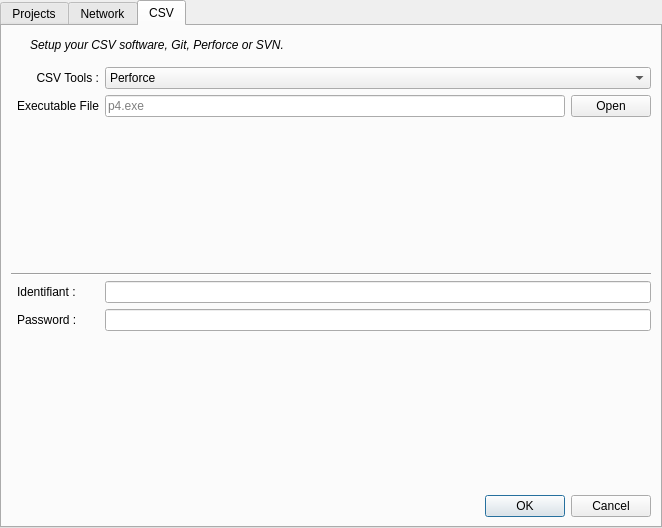
Old version of the form BatchLightUE4/Views/WindowsSetupView.ui in the repository shenyu0403/BatchBuildLightUE4.
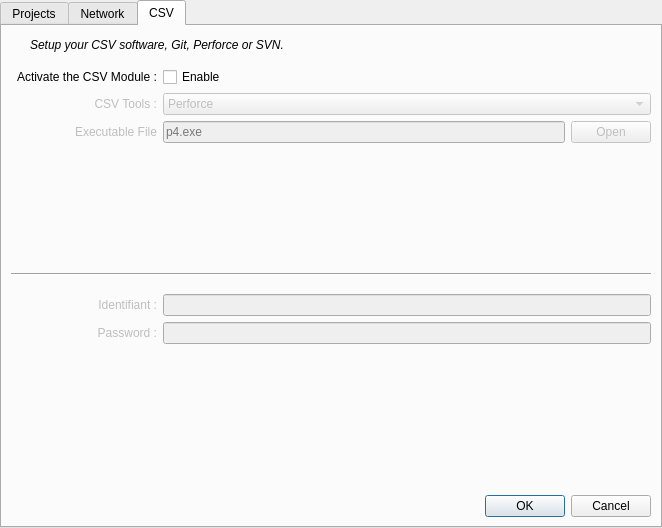
New version of the form. The open tabs and pages were chosen to show the change. Icons and pictures are not drawn.

Commit message: Update the Tab Ui ; add an option to enable/disable the CSV Tools

```diff
--- a/BatchLightUE4/Views/WindowsSetupView.ui
+++ b/BatchLightUE4/Views/WindowsSetupView.ui
@@ -404,7 +404,37 @@
     <item row="2" column="1">
      <layout class="QGridLayout" name="gridLayout">
       <item row="0" column="0">
+       <widget class="QLabel" name="label_10">
+        <property name="text">
+         <string>Activate the CSV Module :</string>
+        </property>
+       </widget>
+      </item>
+      <item row="0" column="1">
+       <widget class="QCheckBox" name="checkBox_2">
+        <property name="text">
+         <string>Enable</string>
+        </property>
+       </widget>
+      </item>
+      <item row="5" column="0">
+       <widget class="QLabel" name="label_19">
+        <property name="enabled">
+         <bool>false</bool>
+        </property>
+        <property name="text">
+         <string>Password :</string>
+        </property>
+        <property name="alignment">
+         <set>Qt::AlignRight|Qt::AlignTrailing|Qt::AlignVCenter</set>
+        </property>
+       </widget>
+      </item>
+      <item row="1" column="0">
        <widget class="QLabel" name="label_4">
+        <property name="enabled">
+         <bool>false</bool>
+        </property>
         <property name="text">
          <string>CSV Tools :</string>
         </property>
@@ -413,8 +443,31 @@
         </property>
        </widget>
       </item>
-      <item row="0" column="1">
+      <item row="4" column="1">
+       <widget class="QLineEdit" name="lineEdit_2">
+        <property name="enabled">
+         <bool>false</bool>
+        </property>
+       </widget>
+      </item>
+      <item row="4" column="0">
+       <widget class="QLabel" name="label_14">
+        <property name="enabled">
+         <bool>false</bool>
+        </property>
+        <property name="text">
+         <string>Identifiant :</string>
+        </property>
+        <property name="alignment">
+         <set>Qt::AlignRight|Qt::AlignTrailing|Qt::AlignVCenter</set>
+        </property>
+       </widget>
+      </item>
+      <item row="1" column="1">
        <widget class="QComboBox" name="comboBox">
+        <property name="enabled">
+         <bool>false</bool>
+        </property>
         <item>
          <property name="text">
           <string>Perforce</string>
@@ -432,20 +485,26 @@
         </item>
        </widget>
       </item>
-      <item row="1" column="0">
-       <widget class="QLabel" name="label_13">
-        <property name="text">
-         <string>Executable File</string>
+      <item row="6" column="1">
+       <spacer name="verticalSpacer_4">
+        <property name="orientation">
+         <enum>Qt::Vertical</enum>
         </property>
-        <property name="alignment">
-         <set>Qt::AlignRight|Qt::AlignTrailing|Qt::AlignVCenter</set>
+        <property name="sizeHint" stdset="0">
+         <size>
+          <width>20</width>
+          <height>40</height>
+         </size>
         </property>
-       </widget>
+       </spacer>
       </item>
-      <item row="1" column="1">
+      <item row="2" column="1">
        <layout class="QHBoxLayout" name="horizontalLayout_8">
         <item>
          <widget class="QLineEdit" name="lineEdit_8">
+          <property name="enabled">
+           <bool>false</bool>
+          </property>
           <property name="placeholderText">
            <string>p4.exe</string>
           </property>
@@ -453,6 +512,9 @@
         </item>
         <item>
          <widget class="QPushButton" name="pushButton_6">
+          <property name="enabled">
+           <bool>false</bool>
+          </property>
           <property name="text">
            <string>Open</string>
           </property>
@@ -460,41 +522,28 @@
         </item>
        </layout>
       </item>
-      <item row="2" column="1">
-       <spacer name="verticalSpacer_5">
-        <property name="orientation">
-         <enum>Qt::Vertical</enum>
-        </property>
-        <property name="sizeHint" stdset="0">
-         <size>
-          <width>20</width>
-          <height>40</height>
-         </size>
-        </property>
-       </spacer>
-      </item>
-      <item row="3" column="0">
-       <widget class="QLabel" name="label_14">
-        <property name="text">
-         <string>Identifiant :</string>
-        </property>
-       </widget>
-      </item>
-      <item row="3" column="1">
-       <widget class="QLineEdit" name="lineEdit_2"/>
-      </item>
-      <item row="4" column="0">
-       <widget class="QLabel" name="label_19">
-        <property name="text">
-         <string>Password :</string>
-        </property>
-       </widget>
-      </item>
-      <item row="4" column="1">
-       <widget class="QLineEdit" name="lineEdit"/>
-      </item>
       <item row="5" column="1">
-       <spacer name="verticalSpacer_4">
+       <widget class="QLineEdit" name="lineEdit">
+        <property name="enabled">
+         <bool>false</bool>
+        </property>
+       </widget>
+      </item>
+      <item row="2" column="0">
+       <widget class="QLabel" name="label_13">
+        <property name="enabled">
+         <bool>false</bool>
+        </property>
+        <property name="text">
+         <string>Executable File</string>
+        </property>
+        <property name="alignment">
+         <set>Qt::AlignRight|Qt::AlignTrailing|Qt::AlignVCenter</set>
+        </property>
+       </widget>
+      </item>
+      <item row="3" column="1">
+       <spacer name="verticalSpacer_5">
         <property name="orientation">
          <enum>Qt::Vertical</enum>
         </property>
```
Left out of the diff: 4 changed lines with no effect on the pictures. The commit also changes 1 other file.
